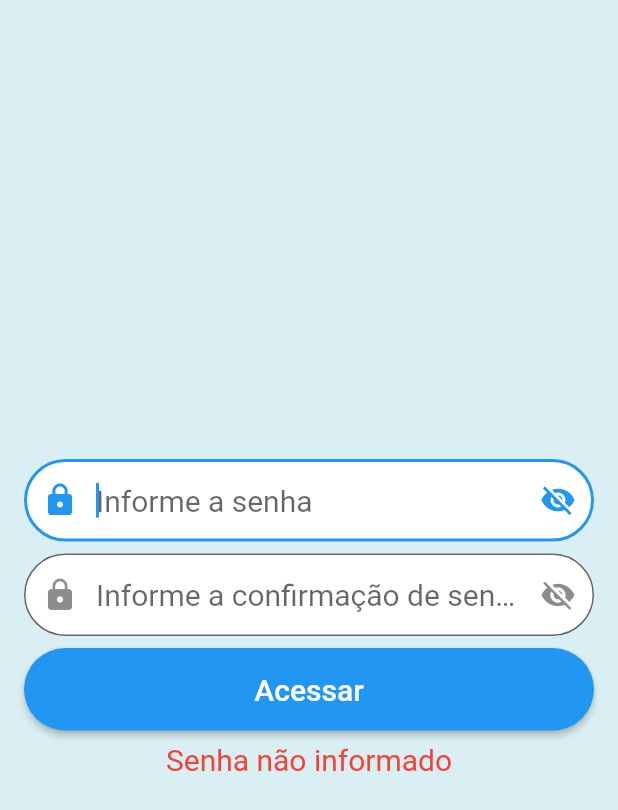
After one commit to pablolbraga/sauderesidencedigital, a Flutter app: the AlterarSenhaPrimeiroAcesso screen opened directly, after a tap on "Acessar", on a phone screen of 412 x 824 dp. The commit adds this screen. Shown: the top 810 px of the screen. Run offline on Flutter 3.47's test engine with Material 2 defaults, Android fonts, the phone set to English and light mode, and no system bars; our stand-ins replace date_format, geolocator, signature; accounts and stored records are empty.

Commit message:
Criação da tela de alterar senha no primeiro acesso e das rotinas para gravação da nova senha.

```diff
--- a/lib/controllers/UsuarioController.dart
+++ b/lib/controllers/UsuarioController.dart
@@ -16,4 +16,9 @@ class UsuarioController{
     return await http.get(url);
   }
 
+  static Future alterarSenha(int codigo, String senha) async {
+    var url = VariaveisGlobais.linkBasico + "/AlterarSenha/" + codigo.toString() + "/" + senha;
+    return await http.get(url);
+  }
+
 }
--- /dev/null
+++ b/lib/views/AlterarSenhaPrimeiroAcesso.dart
@@ -0,0 +1,174 @@
+import 'dart:convert';
+
+import 'package:flutter/material.dart';
+import 'package:sauderesidencedigital/controllers/UsuarioController.dart';
+import 'package:sauderesidencedigital/helpers/VariaveisGlobais.dart';
+import 'package:sauderesidencedigital/models/UsuarioModel.dart';
+import 'package:sauderesidencedigital/views/EsqueceuSenha.dart';
+import 'package:sauderesidencedigital/views/Login.dart';
+import 'package:sauderesidencedigital/views/Opcao.dart';
+
+class AlterarSenhaPrimeiroAcesso extends StatefulWidget {
+  @override
+  _AlterarSenhaPrimeiroAcessoState createState() => _AlterarSenhaPrimeiroAcessoState();
+}
+
+class _AlterarSenhaPrimeiroAcessoState extends State<AlterarSenhaPrimeiroAcesso> {
+  TextEditingController _controllerSenha = TextEditingController();
+  TextEditingController _controllerConfirmarSenha = TextEditingController();
+  String _mensagemErro = "";
+  bool _isHidden = true;
+
+  void _toggleVisibility(){
+    setState(() {
+      _isHidden = !_isHidden;
+    });
+  }
+
+  void _validarCampos(){
+    String senha = _controllerSenha.text;
+    String confirmarSenha = _controllerConfirmarSenha.text;
+
+    if (senha.isNotEmpty) {
+      if (confirmarSenha.isNotEmpty) {
+        if (senha == confirmarSenha){
+          setState(() {
+            _mensagemErro = "";
+            _acessarSistema();
+          });
+        } else {
+          setState(() {
+            _mensagemErro = "Senhas estão diferentes";
+          });
+        }
+      } else {
+        setState(() {
+          _mensagemErro = "Confirmar Senha";
+        });
+      }
+    } else {
+      setState(() {
+        _mensagemErro = "Senha não informado";
+      });
+    }
+  }
+
+  void _acessarSistema(){
+    UsuarioController.alterarSenha(
+        VariaveisGlobais.dadosUsuario.codigo, _controllerSenha.text)
+        .then((response) {
+      String valor = json.decode(response.body);
+      if (valor == "true"){
+        setState(() {
+          Navigator.push(context,
+              MaterialPageRoute(builder: (context) => Login()));
+        });
+      } else {
+        setState(() {
+          _mensagemErro = "Erro em alterar a senha";
+        });
+      }
+    });
+  }
+
+  @override
+  Widget build(BuildContext context) {
+    return WillPopScope(
+      onWillPop: _onBackPressed,
+      child: Scaffold(
+        body: Container(
+          decoration: BoxDecoration(color: Color(0xffD9EFF3)),
+          padding: EdgeInsets.all(16),
+          child: Center(
+            child: SingleChildScrollView(
+              child: Column(
+                crossAxisAlignment: CrossAxisAlignment.stretch,
+                children: <Widget>[
+                  Padding(
+                    padding: EdgeInsets.only(bottom: 8),
+                    child: TextField(
+                      obscureText: _isHidden,
+                      controller: _controllerSenha,
+                      autofocus: true,
+                      keyboardType: TextInputType.text,
+                      style: TextStyle(fontSize: 20),
+                      decoration: InputDecoration(
+                          contentPadding: EdgeInsets.fromLTRB(32, 16, 32, 16),
+                          hintText: "Informe a senha",
+                          filled: true,
+                          fillColor: Colors.white,
+                          border: OutlineInputBorder(
+                            borderRadius: BorderRadius.circular(32),
+                          ),
+                          prefixIcon: Icon(Icons.lock),
+                          suffixIcon: IconButton(
+                            onPressed: (){
+                              _toggleVisibility();
+                            },
+                            icon: Icon(_isHidden == true ? Icons.visibility_off : Icons.visibility),
+                          )
+                      ),
+                    ),
+                  ),
+                  Padding(
+                    padding: EdgeInsets.only(bottom: 8),
+                    child: TextField(
+                      obscureText: _isHidden,
+                      controller: _controllerConfirmarSenha,
+                      autofocus: true,
+                      keyboardType: TextInputType.text,
+                      style: TextStyle(fontSize: 20),
+                      decoration: InputDecoration(
+                          contentPadding: EdgeInsets.fromLTRB(32, 16, 32, 16),
+                          hintText: "Informe a confirmação de senha",
+                          filled: true,
+                          fillColor: Colors.white,
+                          border: OutlineInputBorder(
+                            borderRadius: BorderRadius.circular(32),
+                          ),
+                          prefixIcon: Icon(Icons.lock),
+                          suffixIcon: IconButton(
+                            onPressed: (){
+                              _toggleVisibility();
+                            },
+                            icon: Icon(_isHidden == true ? Icons.visibility_off : Icons.visibility),
+                          )
+                      ),
+                    ),
+                  ),
+                  Padding(
+                    padding: EdgeInsets.only(bottom: 8),
+                    child: RaisedButton(
+                      child: Text(
+                        "Acessar",
+                        style: TextStyle(color: Colors.white, fontSize: 20),
+                      ),
+                      color: Colors.blue,
+                      padding: EdgeInsets.fromLTRB(32, 16, 32, 16),
+                      shape: RoundedRectangleBorder(
+                          borderRadius: BorderRadius.circular(32)),
+                      onPressed: () {
+                        _validarCampos();
+                      },
+                    ),
+                  ),
+                  Center(
+                    child: Text(
+                      _mensagemErro,
+                      style: TextStyle(color: Colors.red, fontSize: 20),
+                    ),
+                  )
+                ],
+              ),
+            ),
+          ),
+        ),
+      ),
+    );
+  }
+
+  Future<bool> _onBackPressed() async => Navigator.push(
+    context,
+    MaterialPageRoute(builder: (context) => Login()),
+  );
+}
--- a/lib/views/Login.dart
+++ b/lib/views/Login.dart
@@ -4,6 +4,7 @@ import 'package:flutter/material.dart';
 import 'package:sauderesidencedigital/controllers/UsuarioController.dart';
 import 'package:sauderesidencedigital/helpers/VariaveisGlobais.dart';
 import 'package:sauderesidencedigital/models/UsuarioModel.dart';
+import 'package:sauderesidencedigital/views/AlterarSenhaPrimeiroAcesso.dart';
 import 'package:sauderesidencedigital/views/EsqueceuSenha.dart';
 import 'package:sauderesidencedigital/views/Opcao.dart';
 
@@ -55,10 +56,17 @@ class _LoginState extends State<Login> {
       usuarios = lista.map((model) => UsuarioModel.fromJson(model)).toList();
       if (usuarios.length > 0) {
         VariaveisGlobais.dadosUsuario = usuarios[0];
-        setState(() {
-          Navigator.push(context,
-              MaterialPageRoute(builder: (context) => Opcao()));
-        });
+        if (usuarios[0].primeiroacesso == "S"){
+          setState(() {
+            Navigator.push(context,
+                MaterialPageRoute(builder: (context) => AlterarSenhaPrimeiroAcesso()));
+          });
+        } else {
+          setState(() {
+            Navigator.push(context,
+                MaterialPageRoute(builder: (context) => Opcao()));
+          });
+        }
       } else {
         setState(() {
           _mensagemErro = "Login e/ou senha incorreto(s)";
```
